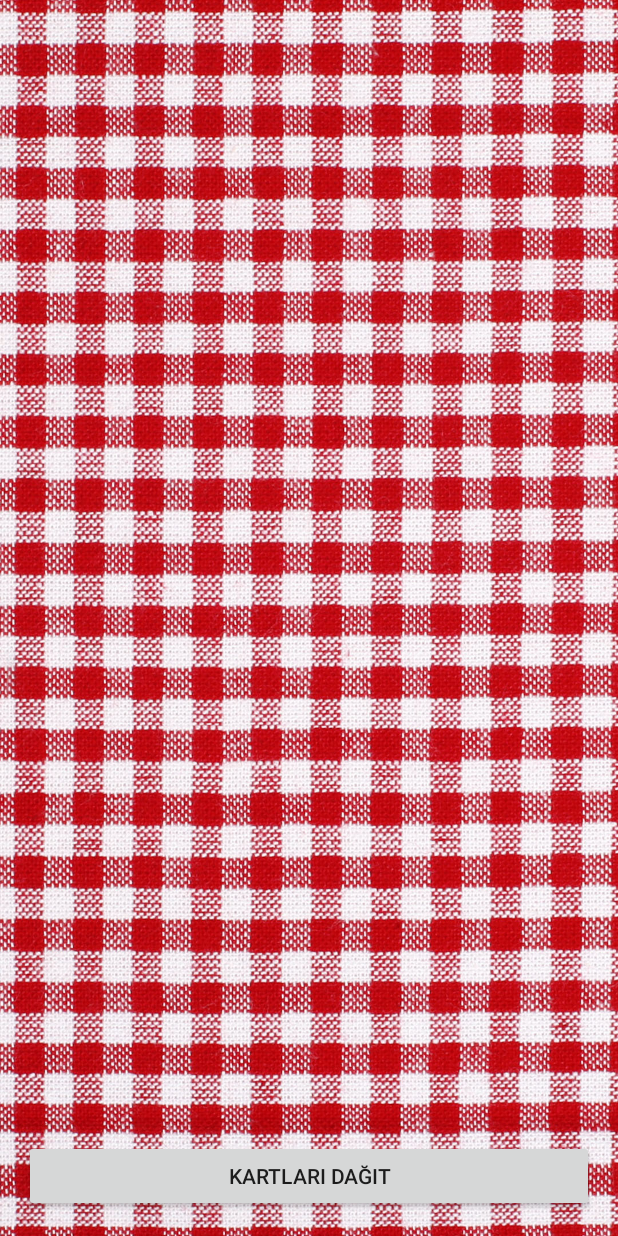
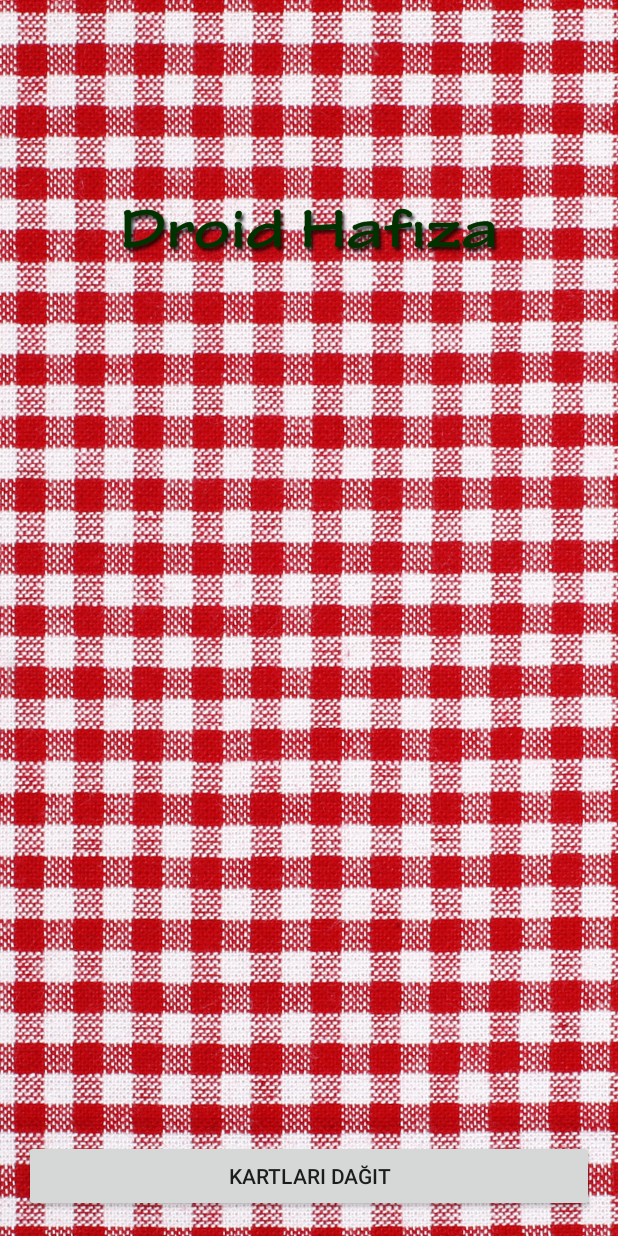
Before and after one commit to orcunmadran/BBY261-MemoryCardGame-Android-JAVA, an Android app: the layout activity_main.xml on its own in the app's theme, with its tools: preview values and no code run, on a phone screen of 412 x 824 dp. Run offline under Robolectric (Android 15) with nearby library versions, the phone set to English and light mode, and no system bars.

Commit message:
Görsel iyileştirmeler 2

```diff
--- a/app/src/main/java/net/madran/bby261/memorycardgame/MainActivity.java
+++ b/app/src/main/java/net/madran/bby261/memorycardgame/MainActivity.java
@@ -1,5 +1,6 @@
 package net.madran.bby261.memorycardgame;
 
+import android.graphics.Color;
 import android.support.v7.app.AppCompatActivity;
 import android.os.Bundle;
 import android.view.View;
@@ -51,6 +52,9 @@ public class MainActivity extends AppCompatActivity {
         imageListGame = new int[12];
 
         buttonReDeal = (Button) findViewById(R.id.reDeal);
+        buttonReDeal.setBackgroundColor(Color.parseColor("#005000"));
+        buttonReDeal.setTextColor(Color.WHITE);
+
 
         cardImage1 = (ImageView) findViewById(R.id.imageView1);
         cardImage2 = (ImageView) findViewById(R.id.imageView2);
@@ -146,6 +150,9 @@ public class MainActivity extends AppCompatActivity {
                         i--;
                     }
                 }
+
+                buttonReDeal.setText("Kartları Yeniden Dağıt..!");
+
             }
                     //System.out.println(randomNumber);
         });
--- a/app/src/main/res/layout/activity_main.xml
+++ b/app/src/main/res/layout/activity_main.xml
@@ -16,14 +16,14 @@
         android:layout_width="100dp"
         android:layout_height="100dp"
         android:id="@+id/imageView2"
-        android:layout_alignParentTop="true"
+        android:layout_alignTop="@+id/imageView1"
         android:layout_centerHorizontal="true" />
 
     <ImageView
         android:layout_width="100dp"
         android:layout_height="100dp"
         android:id="@+id/imageView3"
-        android:layout_alignParentTop="true"
+        android:layout_alignTop="@+id/imageView1"
         android:layout_alignParentRight="true"
         android:layout_alignParentEnd="true" />
 
@@ -31,17 +31,17 @@
         android:layout_width="100dp"
         android:layout_height="100dp"
         android:id="@+id/imageView5"
-        android:layout_alignTop="@+id/imageView6"
-        android:layout_centerHorizontal="true" />
+        android:layout_alignTop="@+id/imageView4"
+        android:layout_alignLeft="@+id/imageView2"
+        android:layout_alignStart="@+id/imageView2" />
 
     <ImageView
         android:layout_width="100dp"
         android:layout_height="100dp"
         android:id="@+id/imageView6"
-        android:layout_below="@+id/imageView3"
+        android:layout_alignTop="@+id/imageView5"
         android:layout_alignParentRight="true"
-        android:layout_alignParentEnd="true"
-        android:layout_marginTop="11dp" />
+        android:layout_alignParentEnd="true" />
 
     <ImageView
         android:layout_width="100dp"
@@ -55,9 +55,10 @@
         android:layout_width="100dp"
         android:layout_height="100dp"
         android:id="@+id/imageView8"
-        android:layout_below="@+id/imageView5"
-        android:layout_centerHorizontal="true"
-        android:layout_marginTop="13dp" />
+        android:layout_above="@+id/imageView10"
+        android:layout_alignLeft="@+id/imageView5"
+        android:layout_alignStart="@+id/imageView5"
+        android:layout_marginBottom="20dp" />
 
     <ImageView
         android:layout_width="100dp"
@@ -71,16 +72,16 @@
         android:layout_width="100dp"
         android:layout_height="100dp"
         android:id="@+id/imageView10"
-        android:layout_below="@+id/imageView7"
+        android:layout_alignTop="@+id/imageView11"
         android:layout_alignParentLeft="true"
-        android:layout_alignParentStart="true"
-        android:layout_marginTop="13dp" />
+        android:layout_alignParentStart="true" />
 
     <ImageView
         android:layout_width="100dp"
         android:layout_height="100dp"
         android:id="@+id/imageView11"
-        android:layout_alignTop="@+id/imageView10"
+        android:layout_marginBottom="45dp"
+        android:layout_above="@+id/reDeal"
         android:layout_alignLeft="@+id/imageView8"
         android:layout_alignStart="@+id/imageView8" />
 
@@ -88,7 +89,7 @@
         android:layout_width="100dp"
         android:layout_height="100dp"
         android:id="@+id/imageView12"
-        android:layout_alignTop="@+id/imageView11"
+        android:layout_alignTop="@+id/imageView10"
         android:layout_alignParentRight="true"
         android:layout_alignParentEnd="true" />
 
@@ -105,17 +106,29 @@
 
     <ImageView
         android:id="@+id/imageView1"
-        android:layout_alignParentTop="true"
+        android:layout_width="100dp"
+        android:layout_height="100dp"
+        android:layout_above="@+id/imageView4"
         android:layout_alignParentLeft="true"
         android:layout_alignParentStart="true"
-        android:layout_width="100dp"
-        android:layout_height="100dp" />
+        android:layout_marginBottom="8dp" />
 
     <ImageView
         android:layout_width="100dp"
         android:layout_height="100dp"
         android:id="@+id/imageView4"
-        android:layout_alignTop="@+id/imageView5"
+        android:layout_above="@+id/imageView7"
+        android:layout_alignParentLeft="true"
+        android:layout_alignParentStart="true"
+        android:layout_marginBottom="8dp" />
+
+    <ImageView
+        android:layout_width="match_parent"
+        android:layout_height="match_parent"
+        app:srcCompat="@drawable/header"
+        android:layout_marginBottom="90dp"
+        android:id="@+id/imageView"
+        android:layout_alignBottom="@+id/imageView2"
         android:layout_alignParentLeft="true"
         android:layout_alignParentStart="true" />
 
--- a/app/src/main/res/values/styles.xml
+++ b/app/src/main/res/values/styles.xml
@@ -6,6 +6,8 @@
         <item name="colorPrimary">@color/colorPrimary</item>
         <item name="colorPrimaryDark">@color/colorPrimaryDark</item>
         <item name="colorAccent">@color/colorAccent</item>
+        <item name="windowNoTitle">true</item>
+        <item name="windowActionBar">false</item>
     </style>
 
     <style name="FullscreenTheme" parent="AppTheme">
```
Also changed, not shown: app/src/main/res/drawable/header.png (added).
